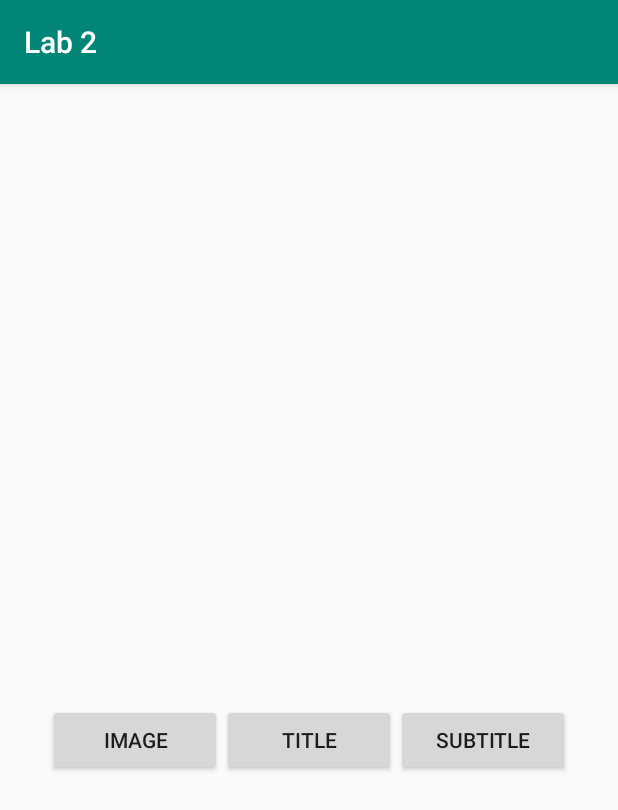
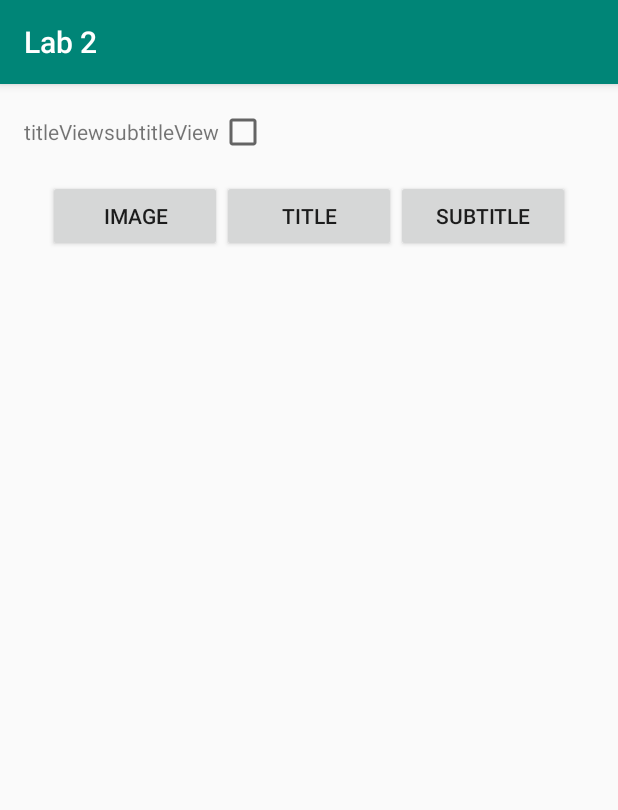
Before and after one commit to petrovicheugene/MobAppLabs, an Android app: the Lab2Activity screen opened directly, with no data from a screen before it, on a phone screen of 412 x 824 dp. Shown: the top 810 px of the screen. Run offline under Robolectric (Android 15) with nearby library versions, the phone set to English and light mode, and no system bars.

Commit message:
Constraint layout and view added

```diff
--- a/Code/lab2/src/main/java/ru/tpu/courses/lab2/Lab2ViewsContainer.java
+++ b/Code/lab2/src/main/java/ru/tpu/courses/lab2/Lab2ViewsContainer.java
@@ -1,26 +1,46 @@
 package ru.tpu.courses.lab2;
 
 import android.content.Context;
-import android.content.res.TypedArray;
+import android.os.Build;
 import android.os.Bundle;
 import android.util.AttributeSet;
-import android.widget.GridLayout;
+import android.view.View;
+import android.widget.CheckBox;
+import android.widget.ImageView;
 import android.widget.LinearLayout;
+import android.widget.TextView;
 
-public class Lab2ViewsContainer extends GridLayout {
+import androidx.annotation.NonNull;
+import androidx.annotation.RequiresApi;
+import androidx.constraintlayout.widget.ConstraintLayout;
+import androidx.constraintlayout.widget.ConstraintSet;
+
+
+public class Lab2ViewsContainer extends LinearLayout {
+
+    ImageView imageView;
+    TextView titleView;
+    TextView subtitleView;
+    CheckBox checkBox;
+    int currentImageId = 0;
+
     // Этот конструктор используется при создании View в коде.
+    @RequiresApi(api = Build.VERSION_CODES.JELLY_BEAN_MR1)
     public Lab2ViewsContainer(Context context) {
         this(context, null);
     }
 
     //Этот конструктор вызывается при создании View из XML.
+    @RequiresApi(api = Build.VERSION_CODES.JELLY_BEAN_MR1)
     public Lab2ViewsContainer(Context context, AttributeSet attrs) {
         this(context, attrs, 0);
     }
 
     // Конструктор, вызывается при инфлейте View, когда у View указан дополнительный стиль.
+    @RequiresApi(api = Build.VERSION_CODES.JELLY_BEAN_MR1)
     public Lab2ViewsContainer(Context context, AttributeSet attrs, int defStyleAttr) {
         super(context, attrs, defStyleAttr);
+        setOrientation(HORIZONTAL);
         // Свои атрибуты описываются в файле res/values/attrs.xml
         // Эта строчка объединяет возможные применённые к View стили
         // TypedArray a = context.obtainStyledAttributes(attrs, R.styleable.Lab2ViewsContainer, defStyleAttr, 0);
@@ -28,13 +48,53 @@ public class Lab2ViewsContainer extends GridLayout {
         // Полученный TypedArray необходимо обязательно очистить.
         //a.recycle();
 
+        //
+
+        // LayoutParams lpView = new LayoutParams(LayoutParams.WRAP_CONTENT, LayoutParams.WRAP_CONTENT);
+
+        imageView = new ImageView(getContext());
+        addView(imageView);
+
+        titleView = new TextView(getContext());
+        titleView.setText("titleView");
+        addView(titleView);
+
+        subtitleView = new TextView(getContext());
+        subtitleView.setText("subtitleView");
+        addView(subtitleView);
+
+        checkBox = new CheckBox(getContext());
+        addView(checkBox);
+
+        adjustViews();
     }
 
     //
-    public void setInstanceState(Bundle savedInstanceState) {
+    public void setInstanceState(@NonNull Bundle savedInstanceState) {
+        setImage(savedInstanceState.getInt("imageId"));
+        titleView.setText(savedInstanceState.getString("title"));
+        subtitleView.setText(savedInstanceState.getString("subtitle"));
+        checkBox.setChecked(savedInstanceState.getBoolean("checked"));
+        adjustViews();
     }
 
-    public void saveInstanceState(Bundle savedInstanceState) {
+    public void saveInstanceState(@NonNull Bundle instanceState) {
+        instanceState.putInt("imageId", currentImageId);
+        instanceState.putCharSequence("title", titleView.getText());
+        instanceState.putCharSequence("subtitle", subtitleView.getText());
+        instanceState.putBoolean("checked", checkBox.isChecked());
+    }
+
+    public void adjustViews() {
+//        ConstraintSet set = new ConstraintSet();
+//        set.clone(this);
+//
+//        set.applyTo(this);
+    }
+
+    protected void setImage(int imageId) {
+
+
     }
 
     // Метод трансформирует указанные dp в пиксели, используя density экрана.
--- a/Code/lab2/src/main/res/layout/activity_lab2.xml
+++ b/Code/lab2/src/main/res/layout/activity_lab2.xml
@@ -8,12 +8,12 @@
     >
 
 
-// Lab2ViewsContainer - класс, содержащий все view
+<!-- Lab2ViewsContainer - класс, содержащий все view-->
 
     <ru.tpu.courses.lab2.Lab2ViewsContainer
         android:id="@+id/container"
         android:layout_width="match_parent"
-        android:layout_height="381dp"
+        android:layout_height="wrap_content"
         android:orientation="vertical" />
 
     <LinearLayout
@@ -22,6 +22,7 @@
         android:layout_height="wrap_content"
         android:padding="16dp"
         android:orientation="horizontal"
+        android:layout_gravity="bottom"
         >
 
         <Button
```
